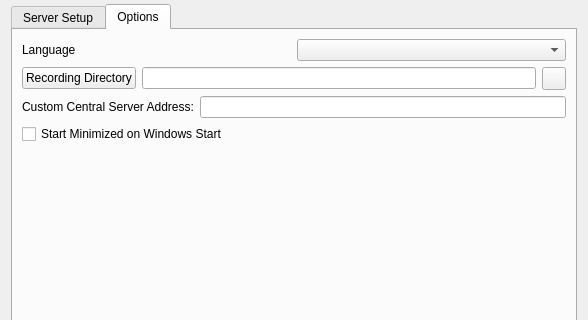
Before: the Qt Designer form src/serverdlgbase.ui in jamulussoftware/jamulus, drawn with Qt 5; both pictures show x 0 to 588 and y 131 to 451 of the 588 by 560 pixel window.
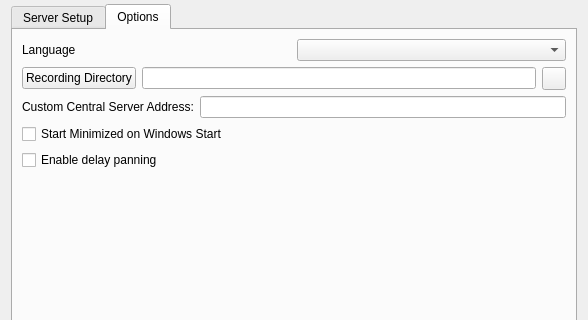
After: the same form once the commit is applied. The open tabs and pages were chosen to show the change. Icons and pictures are not drawn. Custom widgets are drawn as their Qt base class.

Commit message: updated delay pan code by Detlef Henning (received via email on 6/12/2020)

Patch:
```diff
--- a/src/serverdlgbase.ui
+++ b/src/serverdlgbase.ui
@@ -265,6 +265,13 @@
          </property>
         </widget>
        </item>
+       <item>
+        <widget class="QCheckBox" name="chbEnableDelayPanning">
+         <property name="text">
+          <string>Enable delay panning</string>
+         </property>
+        </widget>
+       </item>
        <item>
         <spacer name="verticalSpacer">
          <property name="orientation">
```
The commit also changes 5 other files.
